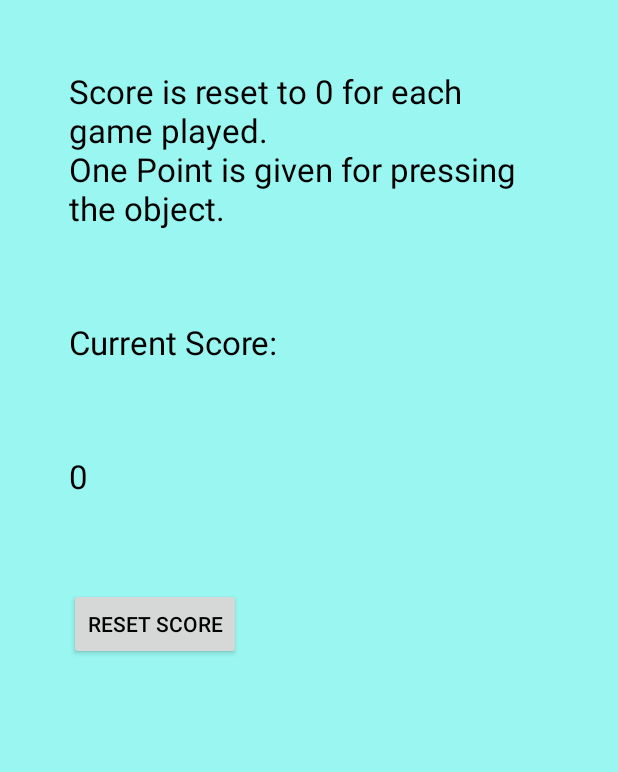
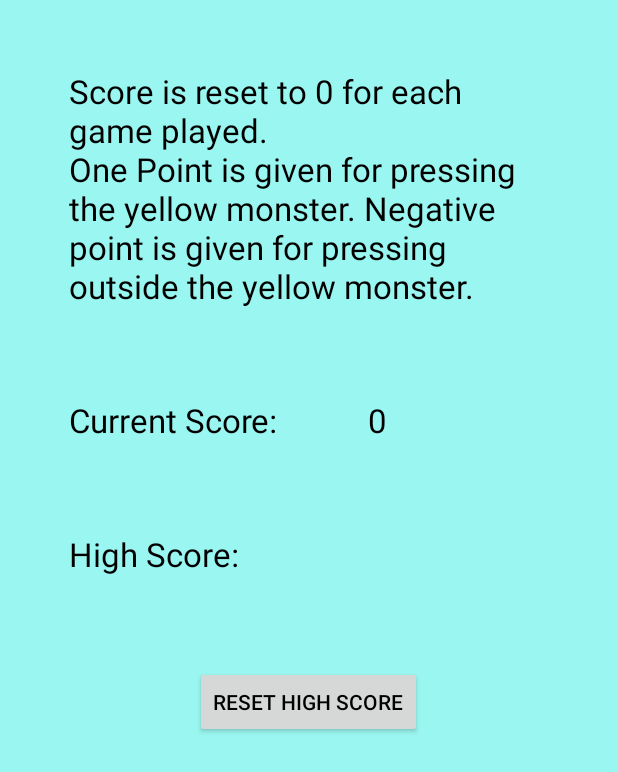
Before and after one commit to Hurkpaburk/DA569A_Lab3, an Android app: the AboutGame screen opened directly, with no data from a screen before it, on a phone screen of 412 x 824 dp. Shown: the top 772 px of the screen. Run offline under Robolectric (Android 15) with nearby library versions, the phone set to English and light mode, and no system bars.

Commit message:
Major improvements

```diff
--- a/app/src/main/java/com/hurk/game_project/AboutGame.java
+++ b/app/src/main/java/com/hurk/game_project/AboutGame.java
@@ -11,12 +11,16 @@ public class AboutGame extends Activity {
     protected Intent intent;
     protected int points;
     protected TextView currScore;
+    private int highScore;
 
     @Override
     protected void onCreate(Bundle savedInstanceState) {
         super.onCreate(savedInstanceState);
         intent = getIntent();
         points = intent.getIntExtra(MainActivity.POINTMESSAGE, 0);
+        if (points > highScore) {
+            highScore = points;
+        }
         setContentView(R.layout.activity_about_game);
 
         currScore = new TextView(this);
@@ -26,7 +30,7 @@ public class AboutGame extends Activity {
     }
 
     public void resetScore(View view) {
-        points = 0;
+        highScore = 0;
         currScore.setText(Integer.toString(points));
     }
 
--- a/app/src/main/java/com/hurk/game_project/Engine.java
+++ b/app/src/main/java/com/hurk/game_project/Engine.java
@@ -113,9 +113,9 @@ public abstract class Engine extends Activity implements Runnable, OnTouchListen
                 canvas.drawColor(Color.BLUE);
                 draw();
                 int x = canvas.getWidth() - 150;
-                canvas.drawText("ENGINE", x, 20, paintFont);
+               /* canvas.drawText("ENGINE", x, 20, paintFont);
                 canvas.drawText(toString(frameRate) + " FPS", x, 40, paintFont);
-                canvas.drawText("Pauses: " + toString(pauseCount), x, 60, paintFont);
+                canvas.drawText("Pauses: " + toString(pauseCount), x, 60, paintFont); */
                 endDrawing();
             }
 
--- a/app/src/main/java/com/hurk/game_project/Sprite.java
+++ b/app/src/main/java/com/hurk/game_project/Sprite.java
@@ -21,6 +21,7 @@ public class Sprite {
     private int width, height;
     private Float2 scale;
     private float rotation;
+
 
     public Sprite(Engine eng) {
         engine = eng;
--- a/app/src/main/res/layout/activity_about_game.xml
+++ b/app/src/main/res/layout/activity_about_game.xml
@@ -38,9 +38,32 @@
         android:id="@+id/currScore"
         android:layout_width="wrap_content"
         android:layout_height="wrap_content"
-        android:layout_below="@+id/currScoreText"
+        android:layout_below="@+id/textAboutGame"
         android:layout_gravity="center_horizontal"
         android:layout_margin="30dp"
+        android:layout_toRightOf="@+id/currScoreText"
+        android:textAppearance="?android:attr/textAppearanceLarge"
+        android:textColor="#000000" />
+
+    <TextView
+        android:id="@+id/highScoreText"
+        android:layout_width="wrap_content"
+        android:layout_height="wrap_content"
+        android:layout_below="@+id/currScore"
+        android:layout_gravity="center_horizontal"
+        android:layout_margin="30dp"
+        android:text="@string/highScoreText"
+        android:textAppearance="?android:attr/textAppearanceLarge"
+        android:textColor="#000000" />
+
+    <TextView
+        android:id="@+id/highScore"
+        android:layout_width="wrap_content"
+        android:layout_height="wrap_content"
+
+        android:layout_below="@+id/currScore"
+        android:layout_margin="30dp"
+        android:layout_toRightOf="@+id/highScoreText"
         android:textAppearance="?android:attr/textAppearanceLarge"
         android:textColor="#000000" />
 
@@ -48,11 +71,12 @@
         android:id="@+id/resetScore"
         android:layout_width="wrap_content"
         android:layout_height="wrap_content"
-        android:layout_below="@+id/currScore"
+        android:layout_below="@+id/highScoreText"
+        android:layout_centerHorizontal="true"
         android:layout_gravity="center_horizontal"
         android:layout_margin="30dp"
         android:onClick="resetScore"
-        android:text="Reset Score"
+        android:text="Reset High Score"
         android:textColor="#000000" />
 
 </RelativeLayout>
--- a/app/src/main/res/values/strings.xml
+++ b/app/src/main/res/values/strings.xml
@@ -4,6 +4,7 @@
     <string name="checkbox">Sound On/Off</string>
     <string name="screen_info">Screen Information:</string>
     <string name="title_activity_screen_info">Temp</string>
-    <string name="about_game">Score is reset to 0 for each game played.\nOne Point is given for pressing the object.</string>
+    <string name="about_game">Score is reset to 0 for each game played.\nOne Point is given for pressing the yellow monster. Negative point is given for pressing outside the yellow monster.</string>
     <string name="currScoreText">Current Score: </string>
+    <string name="highScoreText">High Score: </string>
 </resources>
```
Also changed, not shown: app/src/main/java/com/hurk/game_project/PlayGame.java (+37 -160 lines).
